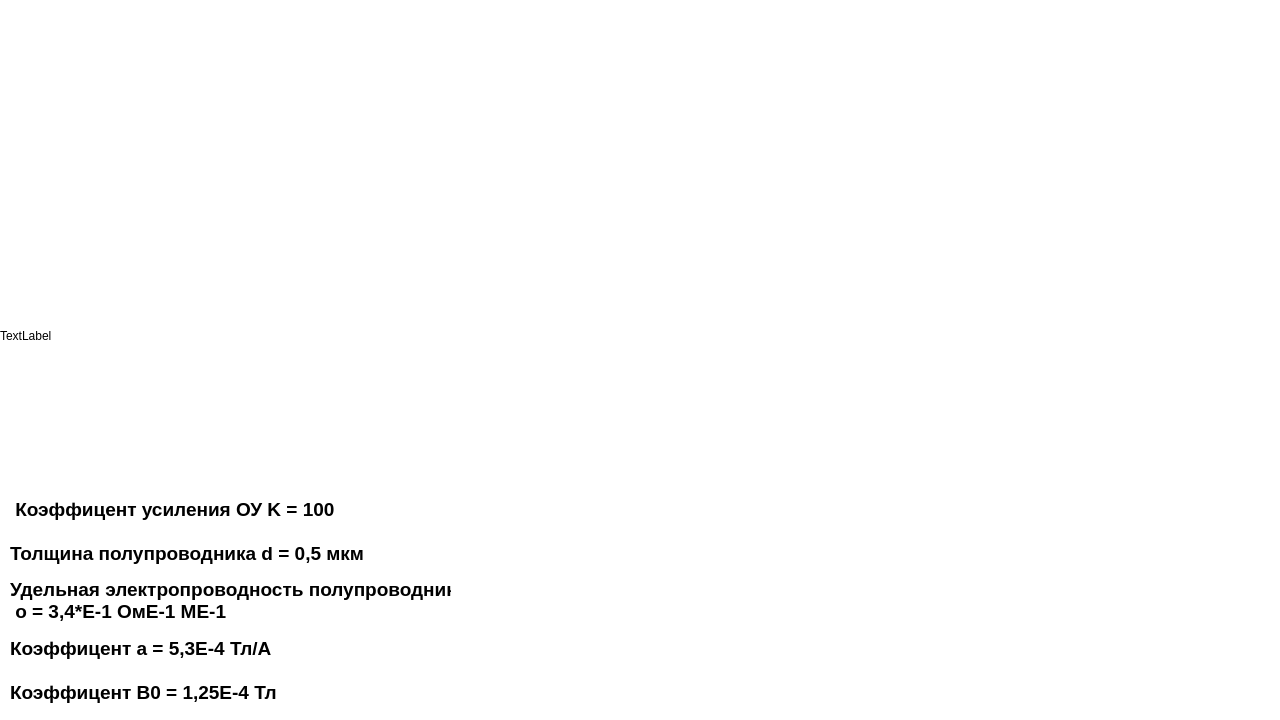
Before: the Qt Designer form Physic/descriptionwindow.ui in Ajems/PhysicsETU, drawn with Qt 5.
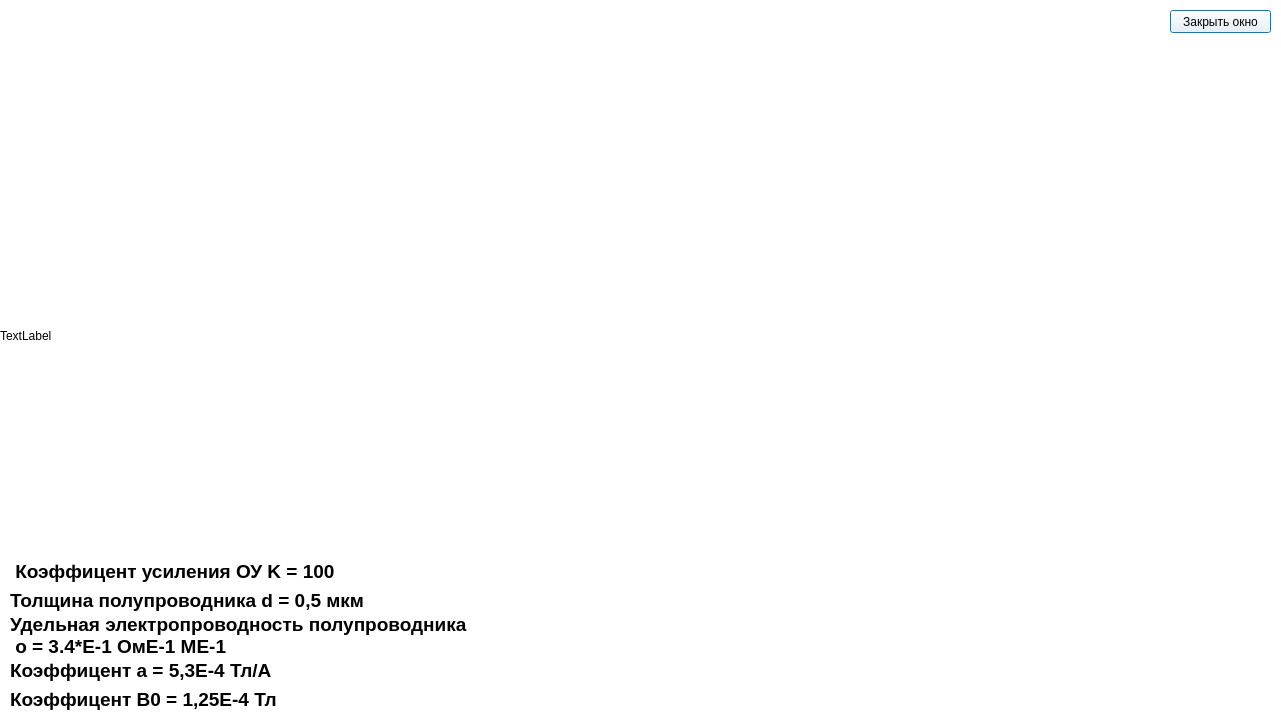
After: the same form once the commit is applied.

Patch:
```diff
--- a/Physic/descriptionwindow.ui
+++ b/Physic/descriptionwindow.ui
@@ -6,7 +6,7 @@
    <rect>
     <x>0</x>
     <y>0</y>
-    <width>1280</width>
+    <width>1281</width>
     <height>720</height>
    </rect>
   </property>
@@ -24,7 +24,7 @@
     <rect>
      <x>0</x>
      <y>0</y>
-     <width>1281</width>
+     <width>1271</width>
      <height>671</height>
     </rect>
    </property>
@@ -36,9 +36,9 @@
    <property name="geometry">
     <rect>
      <x>10</x>
-     <y>490</y>
-     <width>441</width>
-     <height>221</height>
+     <y>560</y>
+     <width>462</width>
+     <height>151</height>
     </rect>
    </property>
    <layout class="QVBoxLayout" name="verticalLayout">
@@ -119,6 +119,19 @@
     </item>
    </layout>
   </widget>
+  <widget class="QPushButton" name="pushButton_3">
+   <property name="geometry">
+    <rect>
+     <x>1170</x>
+     <y>10</y>
+     <width>101</width>
+     <height>23</height>
+    </rect>
+   </property>
+   <property name="text">
+    <string>Закрыть окно</string>
+   </property>
+  </widget>
  </widget>
  <resources/>
  <connections/>
```
Left out of the diff: 19 changed lines with no effect on the pictures.
